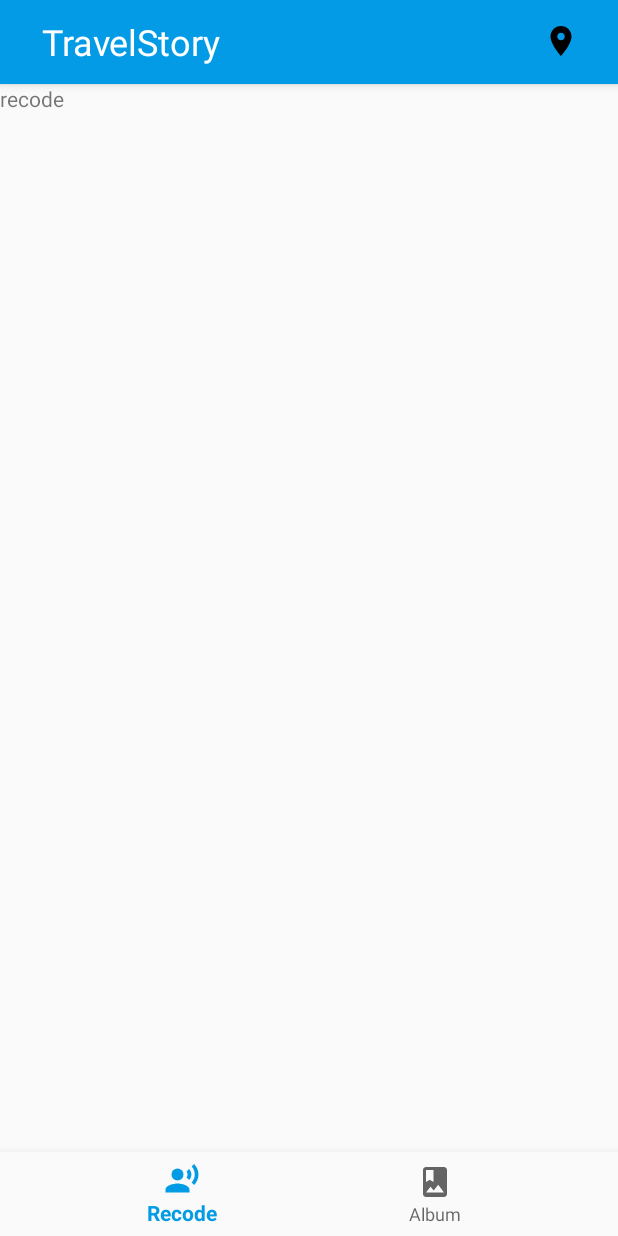
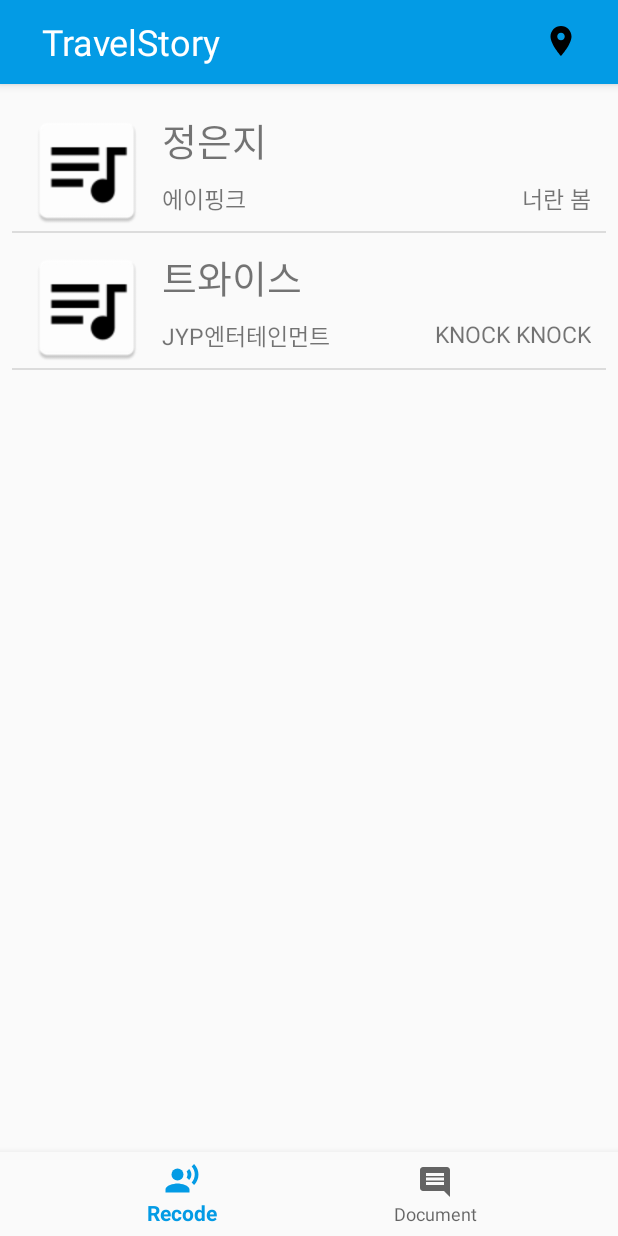
Before and after one commit to Sophia2730/TravelStory, an Android app: the DetailActivity screen opened directly, with no data from a screen before it, on a phone screen of 412 x 824 dp. Run offline under Robolectric (Android 15) with nearby library versions, the phone set to English and light mode, and no system bars.

```diff
--- a/app/src/main/java/com/example/sophia/travelstory/CalenderAdd.java
+++ b/app/src/main/java/com/example/sophia/travelstory/CalenderAdd.java
@@ -1,11 +1,11 @@
 package com.example.sophia.travelstory;
 
+import android.app.Activity;
 import android.content.Intent;
 import android.os.Bundle;
-import android.support.v7.app.AppCompatActivity;
 import android.widget.CalendarView;
 
-public class CalenderAdd extends AppCompatActivity {
+public class CalenderAdd extends Activity {
     CalendarView calendarView;
     Intent calIntent;
     @Override
--- a/app/src/main/java/com/example/sophia/travelstory/Detail/DetailActivity.java
+++ b/app/src/main/java/com/example/sophia/travelstory/Detail/DetailActivity.java
@@ -2,6 +2,7 @@ package com.example.sophia.travelstory.Detail;
 
 import android.content.Context;
 import android.content.Intent;
+import android.content.res.Configuration;
 import android.os.Bundle;
 import android.support.annotation.NonNull;
 import android.support.design.widget.BottomNavigationView;
@@ -26,7 +27,7 @@ import java.util.ArrayList;
 public class DetailActivity extends ActionBarActivity {
 
     RecodeFragment recodeFragment;
-    AlbumFragment albumFragment;
+    DocumentFragment documentFragment;
     Fragment fragment;
     BottomNavigationView bottomNavigation;
     ListView listView;
@@ -46,7 +47,7 @@ public class DetailActivity extends ActionBarActivity {
 
 
         recodeFragment = new RecodeFragment();
-        albumFragment = new AlbumFragment();
+        documentFragment = new DocumentFragment();
         getSupportFragmentManager().beginTransaction().replace(R.id.container, recodeFragment).commit();
 
         ImageButton btn_location = (ImageButton) findViewById(R.id.btn_location);
@@ -66,19 +67,13 @@ public class DetailActivity extends ActionBarActivity {
                 int id = item.getItemId();
                 switch (id) {
                     case R.id.navigation_recode:
-
                         fragment = new RecodeFragment();
                         Recode.add(new RecodeItem(R.drawable.travelstory_main_addimg, "홍콩", "170310~170311", "playtime"));
                         recodeAdapter = new RecodeAdapter(getApplicationContext(), R.layout.recode_item, Recode);
 
-                        //listView 레이아웃 참조
-                        listView = (ListView) findViewById(R.id.listView);
-
-                        //어댑터 객체를 리스트 뷰에 설정
-//                        listView.setAdapter(recodeAdapter);
                         break;
-                    case R.id.navigation_album:
-                        fragment = new AlbumFragment();
+                    case R.id.navigation_document:
+                        fragment = new DocumentFragment();
                         break;
                 }
                 FragmentTransaction transaction = fragmentManager.beginTransaction();
@@ -88,7 +83,16 @@ public class DetailActivity extends ActionBarActivity {
         });
     }
 
-    class RecodeAdapter extends BaseAdapter {
+    public void onItemSelected(int img, String name, String company, String song) { //아이템 선택시 실행되는 함수
+
+        //임시실행페이지
+        DocumentFragment cur = new DocumentFragment();
+        if (this.getResources().getConfiguration().orientation == Configuration.ORIENTATION_PORTRAIT) {    //세로화면 에서 눌럿을 경우
+            getSupportFragmentManager().beginTransaction().replace(R.id.container, cur).commit();    //mainFrame에 상세정보 화면을 띄워줌
+        }
+    }
+
+    static class RecodeAdapter extends BaseAdapter {
         Context mContext;
         int recode_item;
         ArrayList<RecodeItem> Recode;
--- a/app/src/main/java/com/example/sophia/travelstory/Detail/AlbumFragment.java
+++ b/app/src/main/java/com/example/sophia/travelstory/Detail/DocumentFragment.java
@@ -9,11 +9,11 @@ import android.view.ViewGroup;
 
 import com.example.sophia.travelstory.R;
 
-public class AlbumFragment extends Fragment {
+public class DocumentFragment extends Fragment {
     @Nullable
     @Override
     public View onCreateView(LayoutInflater inflater, @Nullable ViewGroup container, @Nullable Bundle savedInstanceState) {
-        ViewGroup rootView = (ViewGroup) inflater.inflate(R.layout.fragment_album, container, false);
+        ViewGroup rootView = (ViewGroup) inflater.inflate(R.layout.fragment_document, container, false);
 
         return rootView;
     }
--- a/app/src/main/java/com/example/sophia/travelstory/Detail/RecodeFragment.java
+++ b/app/src/main/java/com/example/sophia/travelstory/Detail/RecodeFragment.java
@@ -6,6 +6,7 @@ import android.support.v4.app.Fragment;
 import android.view.LayoutInflater;
 import android.view.View;
 import android.view.ViewGroup;
+import android.widget.AdapterView;
 import android.widget.ListView;
 
 import com.example.sophia.travelstory.R;
@@ -14,13 +15,40 @@ import java.util.ArrayList;
 
 public class RecodeFragment extends Fragment {
     ArrayList<RecodeItem> Recode = new ArrayList<RecodeItem>();
-    ListView listview;
+    ListView listView;
+    DetailActivity.RecodeAdapter adapter;
 
     @Nullable
     @Override
     public View onCreateView(LayoutInflater inflater, @Nullable ViewGroup container, @Nullable Bundle savedInstanceState) {
         ViewGroup rootView = (ViewGroup) inflater.inflate(R.layout.fragment_recode, container, false);
 
+        Recode.add(new RecodeItem(R.drawable.ic_recode, "정은지", "에이핑크", "너란 봄"));
+        Recode.add(new RecodeItem(R.drawable.ic_recode, "트와이스", "JYP엔터테인먼트", "KNOCK KNOCK"));
+
+        // 어댑터 객체 생성
+        adapter = new DetailActivity.RecodeAdapter(getActivity(), R.layout.recode_item, Recode);
+
+        //listView 레이아웃 참조
+        listView = (ListView) rootView.findViewById(R.id.recodelistview);
+
+        //어댑터 객체를 리스트 뷰에 설정
+        listView.setAdapter(adapter);
+
+        //리스트뷰에서 아이템 클릭시 이벤트 처리
+        listView.setOnItemClickListener(new AdapterView.OnItemClickListener() {
+            @Override
+            public void onItemClick(AdapterView<?> parent, View view, int position, long id) {
+//                position을 이용해 어댑터에서 아이템을 가져옴
+//                SingerItem curItem = (SingerItem) adapter.getItem(position);
+//
+//                //getName() 메서드를 이용하여 아이템에서 이름을 가져옴
+//                String curName = curItem.getName();
+
+                ((DetailActivity) getActivity()).onItemSelected(Recode.get(position).resId, Recode.get(position).name,
+                        Recode.get(position).date, Recode.get(position).time);
+            }
+        });//end of setOnItemClickListener
 
         return rootView;
     }
--- /dev/null
+++ b/app/src/main/res/drawable/ic_comment_black_24dp.xml
@@ -0,0 +1,9 @@
+<vector xmlns:android="http://schemas.android.com/apk/res/android"
+        android:width="24dp"
+        android:height="24dp"
+        android:viewportWidth="24.0"
+        android:viewportHeight="24.0">
+    <path
+        android:fillColor="#FF000000"
+        android:pathData="M21.99,4c0,-1.1 -0.89,-2 -1.99,-2L4,2c-1.1,0 -2,0.9 -2,2v12c0,1.1 0.9,2 2,2h14l4,4 -0.01,-18zM18,14L6,14v-2h12v2zM18,11L6,11L6,9h12v2zM18,8L6,8L6,6h12v2z"/>
+</vector>
--- a/app/src/main/res/layout/fragment_recode.xml
+++ b/app/src/main/res/layout/fragment_recode.xml
@@ -4,12 +4,9 @@
     android:name="com.example.sophia.travelstory.Detail.RecodeFragment"
     android:layout_width="match_parent"
     android:layout_height="match_parent"
+    android:orientation="vertical"
     tools:context="com.example.sophia.travelstory.Detail.RecodeFragment">
 
-    <TextView
-        android:layout_width="wrap_content"
-        android:layout_height="wrap_content"
-        android:text="recode"/>
     <ListView
         android:id="@+id/recodelistview"
         android:layout_width="match_parent"
--- a/app/src/main/res/menu/navigation.xml
+++ b/app/src/main/res/menu/navigation.xml
@@ -7,7 +7,7 @@
         android:title="@string/title_recode" />
 
     <item
-        android:id="@+id/navigation_album"
-        android:icon="@drawable/ic_photo_album_black_24dp"
-        android:title="@string/title_album" />
+        android:id="@+id/navigation_document"
+        android:icon="@drawable/ic_comment_black_24dp"
+        android:title="@string/title_document" />
 </menu>
--- a/app/src/main/res/values/strings.xml
+++ b/app/src/main/res/values/strings.xml
@@ -4,7 +4,7 @@
     <string name="title_activity_calender_add">CalenderAdd</string>
     <string name="title_activity_detail">DetailActivity</string>
     <string name="title_recode">Recode</string>
-    <string name="title_album">Album</string>
+    <string name="title_document">Document</string>
     <string name="title_activity_recode">RecodeActivity</string>
 
     <!-- TODO: Remove or change this placeholder text -->
```
Also changed, not shown: app/src/main/java/com/example/sophia/travelstory/Detail/DetailDBHelper.java (added, +41 -0 lines), app/src/main/java/com/example/sophia/travelstory/MainActivity.java (+26 -18 lines), app/src/main/java/com/example/sophia/travelstory/MainTravelAdd.java (+9 -4 lines), app/src/main/res/layout/fragment_album.xml (deleted, +0 -15 lines), app/src/main/res/layout/fragment_document.xml (added, +15 -0 lines).
